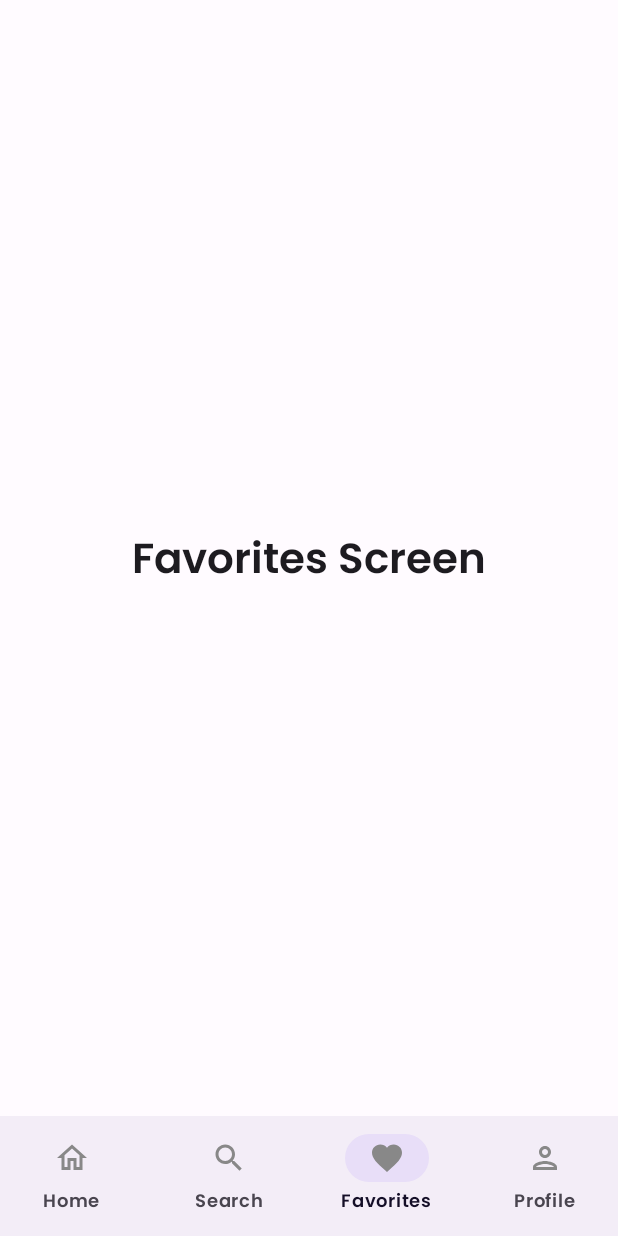
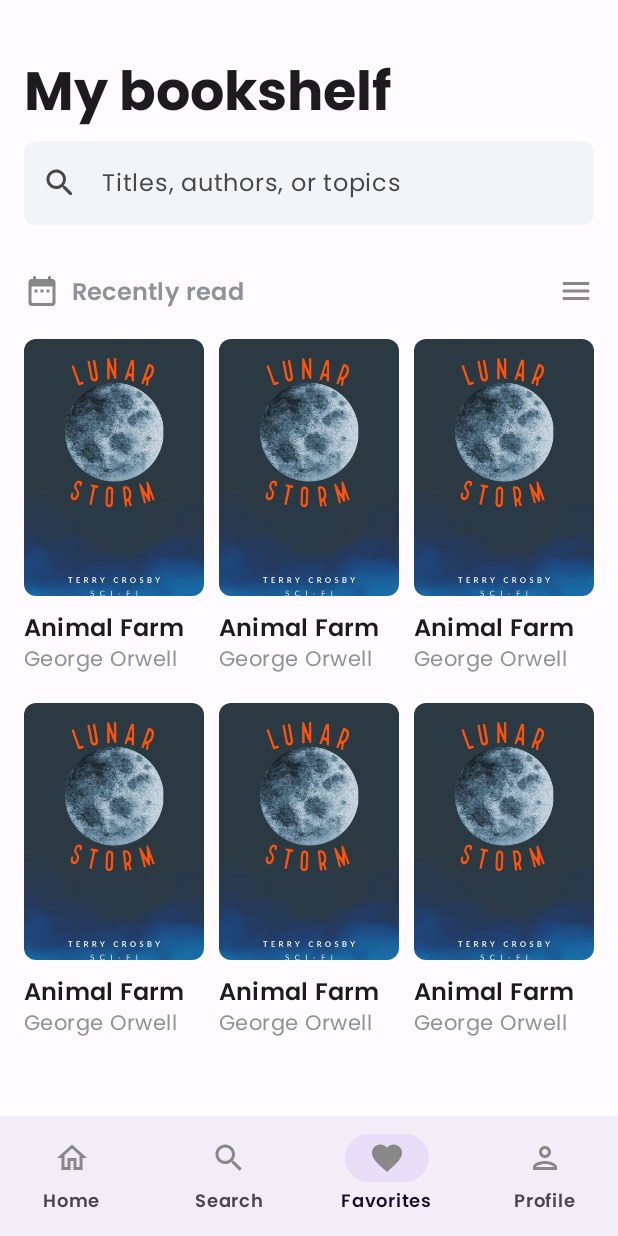
Before and after one commit to waseemabbas8/libroom-android, an Android app built with Jetpack Compose: the screen it shows after launch (MainActivity), item 3 of the bottom bar chosen, on a phone screen of 412 x 824 dp. Run offline under Robolectric (Android 15) with nearby library versions, the phone set to English and light mode, and no system bars.

Commit message:
feat: design the favorite screen

```diff
--- a/app/src/main/java/com/waseem/libroom/core/compose/Icons.kt
+++ b/app/src/main/java/com/waseem/libroom/core/compose/Icons.kt
@@ -4,6 +4,8 @@ import androidx.compose.foundation.layout.ExperimentalLayoutApi
 import androidx.compose.foundation.layout.FlowRow
 import androidx.compose.material.icons.Icons
 import androidx.compose.material.icons.outlined.*
+import androidx.compose.material.icons.rounded.DateRange
+import androidx.compose.material.icons.rounded.Menu
 import androidx.compose.material3.Icon
 import androidx.compose.runtime.Composable
 import androidx.compose.ui.Modifier
@@ -81,6 +83,32 @@ fun ArrowBackIcon(
     )
 }
 
+@Composable
+fun SortingIcon(
+    modifier: Modifier = Modifier,
+    tint: Color = defaultIconTint()
+) {
+    Icon(
+        imageVector = Icons.Rounded.DateRange,
+        contentDescription = "",
+        tint = tint,
+        modifier = modifier
+    )
+}
+
+@Composable
+fun MenuIcon(
+    modifier: Modifier = Modifier,
+    tint: Color = defaultIconTint()
+) {
+    Icon(
+        imageVector = Icons.Rounded.Menu,
+        contentDescription = "",
+        tint = tint,
+        modifier = modifier
+    )
+}
+
 @OptIn(ExperimentalLayoutApi::class)
 @Preview
 @Composable
@@ -91,6 +119,8 @@ fun previewIcons() {
             SearchIcon()
             FavoriteIcon()
             ProfileIcon()
+            SortingIcon()
+            MenuIcon()
         }
     }
 }
--- /dev/null
+++ b/app/src/main/java/com/waseem/libroom/core/compose/SearchBox.kt
@@ -0,0 +1,55 @@
+package com.waseem.libroom.core.compose
+
+import androidx.compose.foundation.layout.fillMaxWidth
+import androidx.compose.material.icons.Icons
+import androidx.compose.material.icons.rounded.Search
+import androidx.compose.material3.Icon
+import androidx.compose.material3.MaterialTheme
+import androidx.compose.material3.Text
+import androidx.compose.material3.TextField
+import androidx.compose.material3.TextFieldDefaults
+import androidx.compose.runtime.Composable
+import androidx.compose.runtime.mutableStateOf
+import androidx.compose.runtime.saveable.rememberSaveable
+import androidx.compose.ui.Modifier
+import androidx.compose.ui.graphics.Color
+import androidx.compose.ui.res.colorResource
+import androidx.compose.ui.res.stringResource
+import androidx.compose.ui.tooling.preview.Preview
+import com.waseem.libroom.R
+import com.waseem.libroom.core.ui.ThemedPreview
+
+@Composable
+fun SearchBox(
+    modifier: Modifier = Modifier
+) {
+    val text = rememberSaveable { mutableStateOf("") }
+    TextField(
+        value = text.value,
+        placeholder = { Text(text = stringResource(id = R.string.search_box_placeholder)) },
+        onValueChange = { newValue: String -> text.value = newValue },
+        singleLine = true,
+        shape = MaterialTheme.shapes.small,
+        colors = TextFieldDefaults.colors(
+            focusedIndicatorColor = Color.Transparent,
+            unfocusedIndicatorColor = Color.Transparent,
+            focusedContainerColor = colorResource(id = R.color.text_filed_background),
+            unfocusedContainerColor = colorResource(id = R.color.text_filed_background)
+        ),
+        modifier = modifier.fillMaxWidth(),
+        leadingIcon = {
+            Icon(
+                imageVector = Icons.Rounded.Search,
+                contentDescription = ""
+            )
+        }
+    )
+}
+
+@Preview
+@Composable
+private fun PreviewSearchBox() {
+    ThemedPreview {
+        SearchBox()
+    }
+}
--- a/app/src/main/java/com/waseem/libroom/core/compose/Title.kt
+++ b/app/src/main/java/com/waseem/libroom/core/compose/Title.kt
@@ -12,34 +12,31 @@ import androidx.compose.ui.Alignment
 import androidx.compose.ui.Modifier
 import androidx.compose.ui.res.dimensionResource
 import androidx.compose.ui.res.stringResource
-import androidx.compose.ui.unit.dp
 import com.waseem.libroom.R
 import com.waseem.libroom.core.ui.theme.LightColors
 
 @Composable
 fun ScreenTitle(
-    title: String
+    title: String,
+    modifier: Modifier = Modifier
 ) {
     Text(
         text = title, style = MaterialTheme.typography.displaySmall,
-        modifier = Modifier.padding(
-            horizontal = dimensionResource(id = (R.dimen.horizontal_screen_padding))
-        )
+        modifier = modifier.padding(top = dimensionResource(id = (R.dimen.vertical_screen_margin)))
     )
 }
 
 @Composable
 fun SectionTitle(
     title: String,
-    onViewAllClick: () -> Unit
+    modifier: Modifier = Modifier,
+    onViewAllClick: () -> Unit,
 ) {
     Row(
-        modifier = Modifier
-            .fillMaxWidth()
+        modifier = modifier.fillMaxWidth()
             .padding(
                 start = dimensionResource(id = R.dimen.horizontal_screen_padding),
-                top = dimensionResource(id = R.dimen.section_title_margin_top),
-                bottom = dimensionResource(id = R.dimen.section_title_margin_bottom)
+                top = dimensionResource(id = R.dimen.section_title_margin_top)
             ),
         horizontalArrangement = Arrangement.SpaceBetween,
         verticalAlignment = Alignment.CenterVertically
--- a/app/src/main/java/com/waseem/libroom/feature/favorites/presentation/FavoritesScreen.kt
+++ b/app/src/main/java/com/waseem/libroom/feature/favorites/presentation/FavoritesScreen.kt
@@ -1,25 +1,101 @@
 package com.waseem.libroom.feature.favorites.presentation
 
-import androidx.compose.foundation.layout.Box
-import androidx.compose.foundation.layout.fillMaxSize
+import androidx.compose.foundation.Image
+import androidx.compose.foundation.layout.Arrangement
+import androidx.compose.foundation.layout.Column
+import androidx.compose.foundation.layout.PaddingValues
+import androidx.compose.foundation.layout.Row
+import androidx.compose.foundation.layout.Spacer
+import androidx.compose.foundation.layout.aspectRatio
+import androidx.compose.foundation.layout.fillMaxWidth
+import androidx.compose.foundation.layout.height
+import androidx.compose.foundation.layout.padding
+import androidx.compose.foundation.lazy.grid.GridCells
+import androidx.compose.foundation.lazy.grid.GridItemSpan
+import androidx.compose.foundation.lazy.grid.LazyVerticalGrid
 import androidx.compose.material3.MaterialTheme
 import androidx.compose.material3.Scaffold
 import androidx.compose.material3.Text
 import androidx.compose.runtime.Composable
 import androidx.compose.ui.Alignment
 import androidx.compose.ui.Modifier
+import androidx.compose.ui.draw.clip
+import androidx.compose.ui.layout.ContentScale
+import androidx.compose.ui.res.dimensionResource
+import androidx.compose.ui.res.painterResource
+import androidx.compose.ui.res.stringResource
 import androidx.compose.ui.tooling.preview.Preview
+import androidx.compose.ui.unit.dp
+import com.waseem.libroom.R
+import com.waseem.libroom.core.compose.MenuIcon
+import com.waseem.libroom.core.compose.ScreenTitle
+import com.waseem.libroom.core.compose.SearchBox
+import com.waseem.libroom.core.compose.SortingIcon
 import com.waseem.libroom.core.ui.ThemedPreview
+import com.waseem.libroom.core.ui.theme.LightColors
 
 @Composable
 fun FavoritesScreen() {
     Scaffold {
-        Box(modifier = Modifier.fillMaxSize()) {
-            Text(
-                modifier = Modifier.align(Alignment.Center),
-                text = "Favorites Screen", style = MaterialTheme.typography.headlineMedium
+        val columnCount = 3
+        LazyVerticalGrid(
+            columns = GridCells.Fixed(columnCount),
+            modifier = Modifier.padding(it),
+            horizontalArrangement = Arrangement.spacedBy(10.dp),
+            verticalArrangement = Arrangement.spacedBy(20.dp),
+            contentPadding = PaddingValues(
+                start = dimensionResource(id = R.dimen.horizontal_screen_padding),
+                end = dimensionResource(id = R.dimen.horizontal_screen_padding),
+                bottom = dimensionResource(id = R.dimen.bottom_screen_margin)
             )
+        ) {
+            item(span = { GridItemSpan(columnCount) }) {
+                Column {
+                    ScreenTitle(title = stringResource(id = R.string.my_bookshelf))
+                    SearchBox(
+                        modifier = Modifier.padding(
+                            top = 8.dp,
+                            bottom = dimensionResource(id = R.dimen.section_title_margin_top)
+                        )
+                    )
+                    SortingView()
+                }
+            }
+            items(6) {
+                Column {
+                    Image(
+                        painter = painterResource(id = R.drawable.book_cover),
+                        contentDescription = null,
+                        contentScale = ContentScale.Crop,
+                        modifier = Modifier
+                            .aspectRatio(0.7f)
+                            .clip(MaterialTheme.shapes.small),
+                    )
+                    Spacer(modifier = Modifier.height(10.dp))
+                    Text(text = "Animal Farm", style = MaterialTheme.typography.titleMedium)
+                    Text(
+                        text = "George Orwell",
+                        style = MaterialTheme.typography.bodyMedium
+                    )
+                }
+            }
         }
+    }
+}
+
+@Composable
+private fun SortingView() {
+    Row(
+        verticalAlignment = Alignment.CenterVertically,
+        modifier = Modifier.fillMaxWidth()
+    ) {
+        SortingIcon()
+        Text(
+            text = stringResource(id = R.string.recently_read),
+            modifier = Modifier.padding(start = 8.dp).weight(1f),
+            style = MaterialTheme.typography.titleMedium.copy(LightColors.textGrey)
+        )
+        MenuIcon ()
     }
 }
 
--- a/app/src/main/java/com/waseem/libroom/feature/home/presentation/HomeScreen.kt
+++ b/app/src/main/java/com/waseem/libroom/feature/home/presentation/HomeScreen.kt
@@ -1,16 +1,12 @@
 package com.waseem.libroom.feature.home.presentation
 
 import androidx.compose.foundation.layout.Column
-import androidx.compose.foundation.layout.Spacer
 import androidx.compose.foundation.layout.fillMaxSize
-import androidx.compose.foundation.layout.height
 import androidx.compose.foundation.layout.padding
 import androidx.compose.foundation.rememberScrollState
 import androidx.compose.foundation.verticalScroll
-import androidx.compose.material3.MaterialTheme
 import androidx.compose.material3.Scaffold
 import androidx.compose.material3.ScrollableTabRow
-import androidx.compose.material3.Text
 import androidx.compose.runtime.Composable
 import androidx.compose.runtime.mutableIntStateOf
 import androidx.compose.runtime.remember
@@ -34,8 +30,12 @@ fun HomeScreen() {
                 .verticalScroll(rememberScrollState())
                 .padding(it)
         ) {
-            Spacer(modifier = Modifier.height(dimensionResource(id = R.dimen.vertical_screen_margin)))
-            ScreenTitle(title = stringResource(id = R.string.discover_books))
+            ScreenTitle(
+                title = stringResource(id = R.string.discover_books),
+                modifier = Modifier.padding(
+                    horizontal = dimensionResource(id = R.dimen.horizontal_screen_padding)
+                )
+            )
             HomeTabs()
         }
     }
--- a/app/src/main/java/com/waseem/libroom/feature/home/presentation/OverViewPage.kt
+++ b/app/src/main/java/com/waseem/libroom/feature/home/presentation/OverViewPage.kt
@@ -12,7 +12,6 @@ import androidx.compose.foundation.layout.size
 import androidx.compose.foundation.layout.width
 import androidx.compose.foundation.lazy.LazyColumn
 import androidx.compose.foundation.lazy.LazyRow
-import androidx.compose.foundation.shape.RoundedCornerShape
 import androidx.compose.material3.MaterialTheme
 import androidx.compose.material3.Text
 import androidx.compose.runtime.Composable
@@ -20,12 +19,12 @@ import androidx.compose.ui.Alignment
 import androidx.compose.ui.Modifier
 import androidx.compose.ui.draw.clip
 import androidx.compose.ui.layout.ContentScale
+import androidx.compose.ui.res.dimensionResource
 import androidx.compose.ui.res.painterResource
 import androidx.compose.ui.res.stringResource
 import androidx.compose.ui.unit.dp
 import com.waseem.libroom.R
 import com.waseem.libroom.core.compose.SectionTitle
-import com.waseem.libroom.core.ui.theme.LightColors
 
 
 @Composable
@@ -36,7 +35,12 @@ fun OverViewPage() {
 
 @Composable
 private fun RecentReads() {
-    SectionTitle(title = stringResource(id = R.string.recent_reads)) {
+    SectionTitle(
+        title = stringResource(id = R.string.recent_reads),
+        modifier = Modifier.padding(
+            bottom = dimensionResource(id = R.dimen.section_title_margin_bottom)
+        )
+    ) {
         //TODO: implement view all callback
     }
     LazyRow(
@@ -67,7 +71,12 @@ private fun RecentReads() {
 
 @Composable
 private fun Popular() {
-    SectionTitle(title = stringResource(id = R.string.popular)) {
+    SectionTitle(
+        title = stringResource(id = R.string.popular),
+        modifier = Modifier.padding(
+            bottom = dimensionResource(id = R.dimen.section_title_margin_bottom)
+        )
+    ) {
         //TODO: implement view all callback
     }
     LazyColumn(
--- a/app/src/main/res/values/strings.xml
+++ b/app/src/main/res/values/strings.xml
@@ -9,10 +9,13 @@
     <string name="arrow_back">Arrow Back</string>
 
     <string name="discover_books">Discover Books</string>
+    <string name="my_bookshelf">My bookshelf</string>
 
     <string name="recent_reads">Recent read</string>
+    <string name="recently_read">Recently read</string>
     <string name="popular">Popular</string>
     <string name="top_authors">Top Authors</string>
     <string name="top_categories">Top Categories</string>
     <string name="view_all">View All</string>
+    <string name="search_box_placeholder">Titles, authors, or topics</string>
 </resources>
```
Also changed, not shown: app/src/main/java/com/waseem/libroom/feature/search/presentation/SearchScreen.kt (+38 -53 lines).
